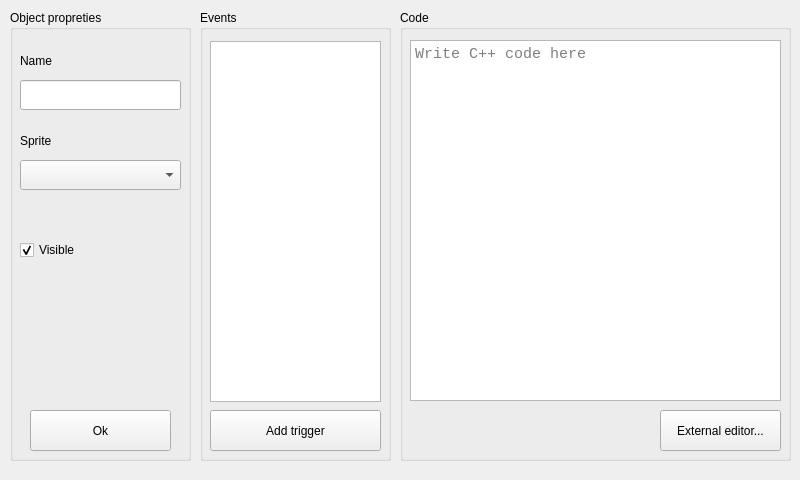
Before: the Qt Designer form objecteditor.ui in LoxoSoftware/FreeGM, drawn with Qt 5.
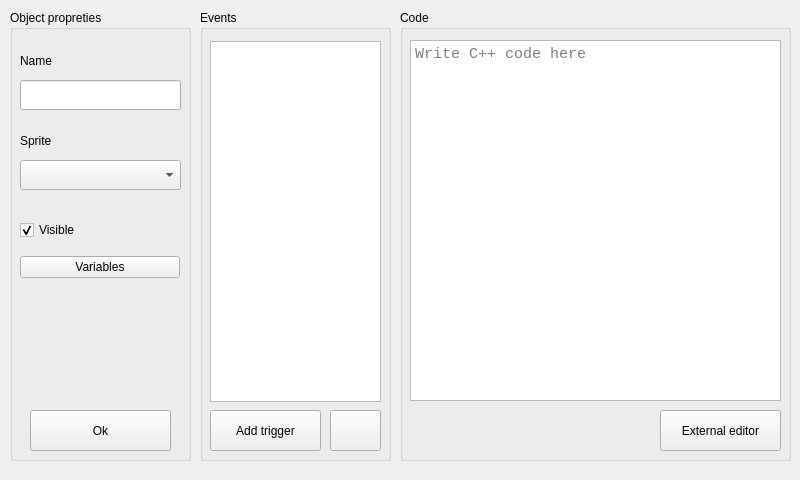
After: the same form once the commit is applied. Icons and pictures are not drawn.

Commit message: Added ability to remove an event; Added button to open variable definition table (not yet implemented); Reduced tab width in the code editor

The edit to the form file:
```diff
--- a/objecteditor.ui
+++ b/objecteditor.ui
@@ -121,6 +121,13 @@
         </property>
        </widget>
       </item>
+      <item>
+       <widget class="QPushButton" name="btnVariables">
+        <property name="text">
+         <string>Variables</string>
+        </property>
+       </widget>
+      </item>
      </layout>
     </widget>
    </widget>
@@ -160,7 +167,7 @@
       <rect>
        <x>10</x>
        <y>400</y>
-       <width>171</width>
+       <width>111</width>
        <height>41</height>
       </rect>
      </property>
@@ -168,6 +175,23 @@
       <string>Add trigger</string>
      </property>
     </widget>
+    <widget class="QPushButton" name="btnRemEvent">
+     <property name="geometry">
+      <rect>
+       <x>130</x>
+       <y>400</y>
+       <width>51</width>
+       <height>41</height>
+      </rect>
+     </property>
+     <property name="text">
+      <string/>
+     </property>
+     <property name="icon">
+      <iconset resource="resources.qrc">
+       <normaloff>:/icons/cancel</normaloff>:/icons/cancel</iconset>
+     </property>
+    </widget>
    </widget>
    <widget class="QGroupBox" name="groupBox_3">
     <property name="geometry">
@@ -210,7 +234,7 @@
       </rect>
      </property>
      <property name="text">
-      <string>External editor...</string>
+      <string>External editor</string>
      </property>
     </widget>
    </widget>
```
Left out of the diff: 3 changed lines with no effect on the pictures.
